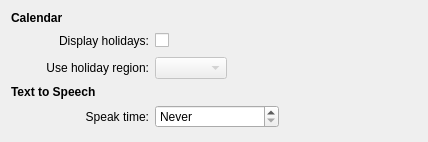
Above: libs/plasmaclock/generalConfig.ui from mgottschlag/kwin-tiling before the change. Below: the same form after it.
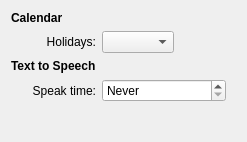
That is the form after the change. Custom widgets are drawn as their Qt base class.

Commit message: various improvements to the config of holidays and treatment of them in the code; sent this patch to the fellow working on calendaring systems patches but that was quite some time ago and i don't want this to bit rot or lose out on being in a release

```diff
--- a/libs/plasmaclock/generalConfig.ui
+++ b/libs/plasmaclock/generalConfig.ui
@@ -6,7 +6,7 @@
    <rect>
     <x>0</x>
     <y>0</y>
-    <width>428</width>
+    <width>247</width>
     <height>142</height>
    </rect>
   </property>
@@ -24,43 +24,10 @@
      </property>
     </widget>
    </item>
-   <item row="1" column="0">
-    <spacer name="horizontalSpacer">
-     <property name="orientation">
-      <enum>Qt::Horizontal</enum>
-     </property>
-     <property name="sizeType">
-      <enum>QSizePolicy::Fixed</enum>
-     </property>
-     <property name="sizeHint" stdset="0">
-      <size>
-       <width>13</width>
-       <height>20</height>
-      </size>
-     </property>
-    </spacer>
-   </item>
-   <item row="1" column="1">
-    <widget class="QLabel" name="label_3">
-     <property name="text">
-      <string>Display holidays:</string>
-     </property>
-     <property name="alignment">
-      <set>Qt::AlignRight|Qt::AlignTrailing|Qt::AlignVCenter</set>
-     </property>
-    </widget>
-   </item>
-   <item row="1" column="2">
-    <widget class="QCheckBox" name="displayHolidays">
-     <property name="checked">
-      <bool>false</bool>
-     </property>
-    </widget>
-   </item>
    <item row="2" column="1">
     <widget class="QLabel" name="label">
      <property name="text">
-      <string>Use holiday region:</string>
+      <string>Holidays:</string>
      </property>
      <property name="alignment">
       <set>Qt::AlignRight|Qt::AlignTrailing|Qt::AlignVCenter</set>
@@ -70,11 +37,7 @@
    <item row="2" column="2" colspan="2">
     <layout class="QHBoxLayout" name="horizontalLayout">
      <item>
-      <widget class="KComboBox" name="regionComboBox">
-       <property name="enabled">
-        <bool>false</bool>
-       </property>
-      </widget>
+      <widget class="KComboBox" name="regionComboBox"/>
      </item>
      <item>
       <spacer name="horizontalSpacer_2">
@@ -176,6 +139,22 @@
      </property>
     </spacer>
    </item>
+   <item row="2" column="0">
+    <spacer name="horizontalSpacer">
+     <property name="orientation">
+      <enum>Qt::Horizontal</enum>
+     </property>
+     <property name="sizeType">
+      <enum>QSizePolicy::Fixed</enum>
+     </property>
+     <property name="sizeHint" stdset="0">
+      <size>
+       <width>13</width>
+       <height>20</height>
+      </size>
+     </property>
+    </spacer>
+   </item>
   </layout>
  </widget>
  <customwidgets>
```
Left out of the diff: 35 changed lines with no effect on the pictures. The commit also changes 1 other file.
